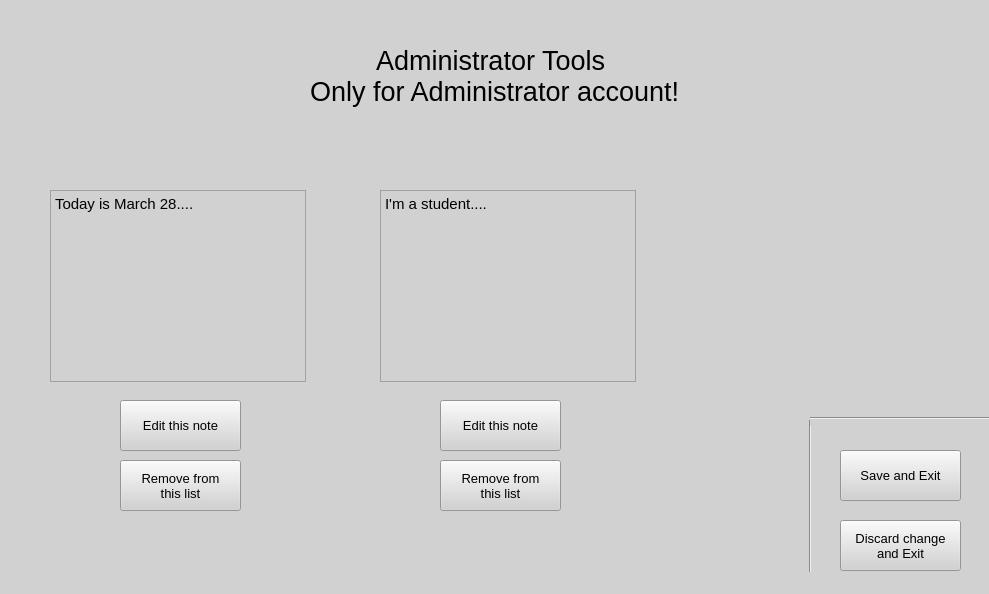
Before: the Qt Designer form PTI/SPCK/GUI/AdminTool.ui in GreenSystemDuy08/TL-C4K-PTI01, drawn with Qt 5.
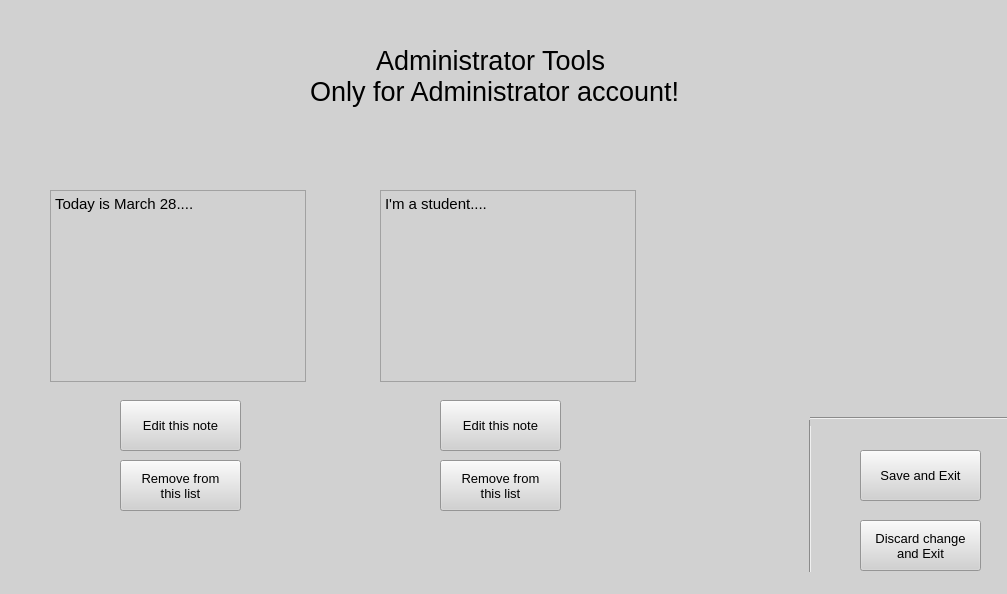
After: the same form once the commit is applied.

```diff
--- a/PTI/SPCK/GUI/AdminTool.ui
+++ b/PTI/SPCK/GUI/AdminTool.ui
@@ -6,7 +6,7 @@
    <rect>
     <x>0</x>
     <y>0</y>
-    <width>989</width>
+    <width>1007</width>
     <height>594</height>
    </rect>
   </property>
@@ -52,7 +52,7 @@
    <widget class="QPushButton" name="bt_save">
     <property name="geometry">
      <rect>
-      <x>840</x>
+      <x>860</x>
       <y>450</y>
       <width>121</width>
       <height>51</height>
@@ -70,7 +70,7 @@
    <widget class="QPushButton" name="bt_exit">
     <property name="geometry">
      <rect>
-      <x>840</x>
+      <x>860</x>
       <y>520</y>
       <width>121</width>
       <height>51</height>
```
